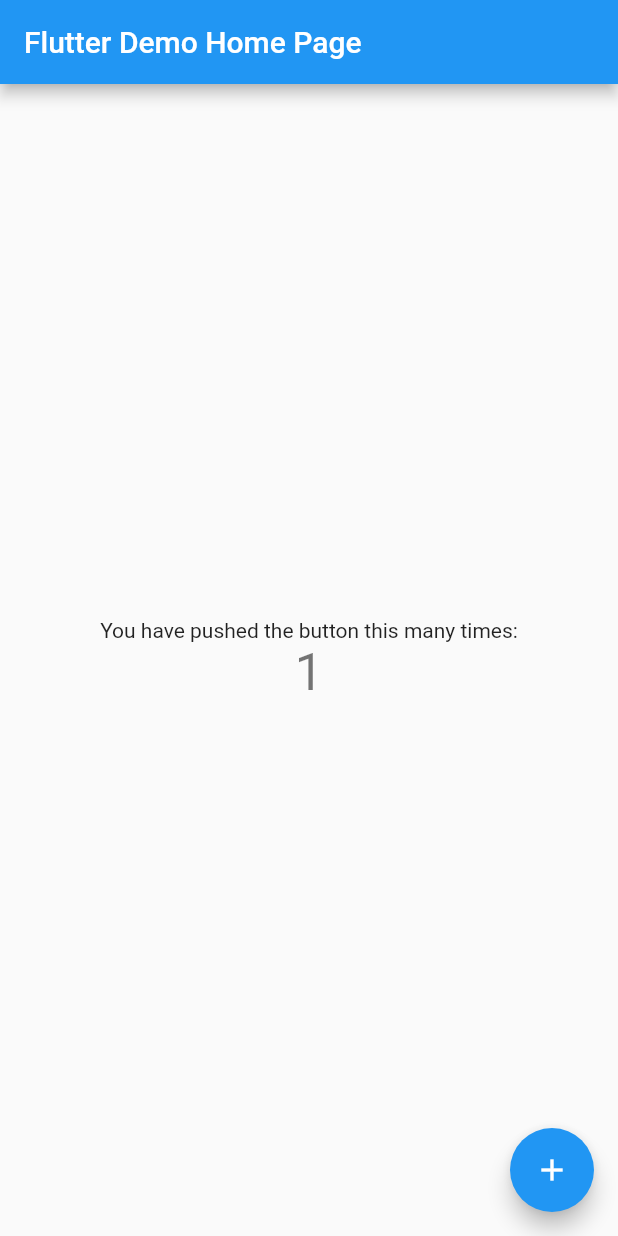
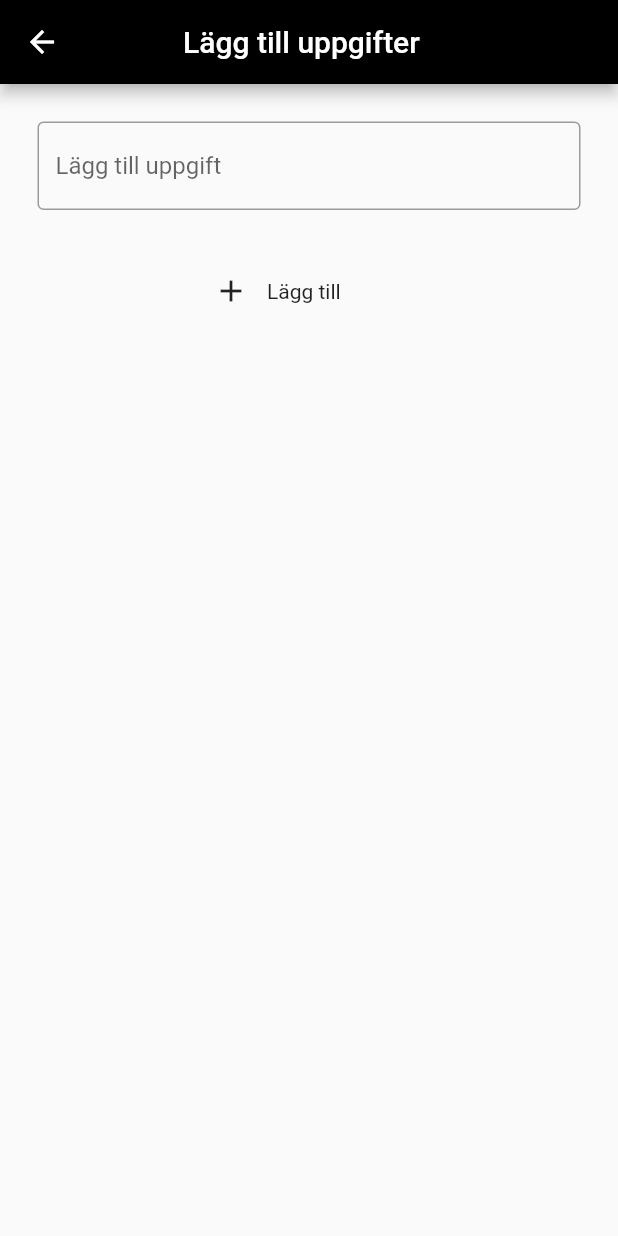
Before and after one commit to gu-tig169/gusgojal, a Flutter app: the screen it shows after launch, after a tap on the "add" icon, on a phone screen of 412 x 824 dp. Run offline on Flutter 3.47's test engine with Material 2 defaults, Android fonts, the phone set to English and light mode, and no system bars.

Commit message:
Implementerade delar för steg 1

```diff
--- a/lib/main.dart
+++ b/lib/main.dart
@@ -5,113 +5,133 @@ void main() {
 }
 
 class MyApp extends StatelessWidget {
-  // This widget is the root of your application.
   @override
   Widget build(BuildContext context) {
     return MaterialApp(
-      title: 'Flutter Demo',
-      theme: ThemeData(
-        // This is the theme of your application.
-        //
-        // Try running your application with "flutter run". You'll see the
-        // application has a blue toolbar. Then, without quitting the app, try
-        // changing the primarySwatch below to Colors.green and then invoke
-        // "hot reload" (press "r" in the console where you ran "flutter run",
-        // or simply save your changes to "hot reload" in a Flutter IDE).
-        // Notice that the counter didn't reset back to zero; the application
-        // is not restarted.
-        primarySwatch: Colors.blue,
-        // This makes the visual density adapt to the platform that you run
-        // the app on. For desktop platforms, the controls will be smaller and
-        // closer together (more dense) than on mobile platforms.
-        visualDensity: VisualDensity.adaptivePlatformDensity,
-      ),
-      home: MyHomePage(title: 'Flutter Demo Home Page'),
+      home: MainView(),
     );
   }
 }
 
-class MyHomePage extends StatefulWidget {
-  MyHomePage({Key key, this.title}) : super(key: key);
+class MainView extends StatelessWidget {
+  Widget build(BuildContext context) {
+    return Scaffold(
+      backgroundColor: Colors.white,
+      appBar: AppBar(
+        backgroundColor: Colors.black,
+        title: Center(
+            child: Padding(
+          padding: const EdgeInsets.only(left: 55.0),
+          child: Text('Alex To-Do'),
+        )),
+        actions: [
+          _dropdownMenu(),
+             ],
 
-  // This widget is the home page of your application. It is stateful, meaning
-  // that it has a State object (defined below) that contains fields that affect
-  // how it looks.
-
-  // This class is the configuration for the state. It holds the values (in this
-  // case the title) provided by the parent (in this case the App widget) and
-  // used by the build method of the State. Fields in a Widget subclass are
-  // always marked "final".
-
-  final String title;
-
-  @override
-  _MyHomePageState createState() => _MyHomePageState();
+      ),
+      body: ListView(children: [
+        _checkbox('Plugga'),
+        _checkbox('Skriva'),
+        _checkbox('Städa'),
+        _checkbox('Kolla TV'),
+        _checkbox('Sova'),
+        _checkbox('Handla mat'),
+        _checkbox('Meditera'),
+        _checkbox('Tvätta'),
+      ]),
+      floatingActionButton: FloatingActionButton(
+        child: Icon(Icons.add),
+        backgroundColor: Colors.black,
+        onPressed: () {
+          print('Knappen funkar');
+          Navigator.push(
+              context, MaterialPageRoute(builder: (context) => SecondView()));
+        },
+      ),
+    );
+  }
 }
 
-class _MyHomePageState extends State<MyHomePage> {
-  int _counter = 0;
+Widget _dropdownMenu() {
+  List<String> alt = ['All', 'Done', 'Not done'];
 
-  void _incrementCounter() {
-    setState(() {
-      // This call to setState tells the Flutter framework that something has
-      // changed in this State, which causes it to rerun the build method below
-      // so that the display can reflect the updated values. If we changed
-      // _counter without calling setState(), then the build method would not be
-      // called again, and so nothing would appear to happen.
-      _counter++;
-    });
+  return PopupMenuButton<String>(
+    icon: Icon(Icons.filter_list),
+    onSelected: altAction,
+        itemBuilder: (BuildContext context) {
+          return alt.map((String alt) {
+            return PopupMenuItem(
+              value: alt,
+              child: Text(alt),
+            );
+          }).toList();
+        }
+      );
     }
 
+    class SecondView extends StatelessWidget {
       @override
       Widget build(BuildContext context) {
-    // This method is rerun every time setState is called, for instance as done
-    // by the _incrementCounter method above.
-    //
-    // The Flutter framework has been optimized to make rerunning build methods
-    // fast, so that you can just rebuild anything that needs updating rather
-    // than having to individually change instances of widgets.
         return Scaffold(
           appBar: AppBar(
-        // Here we take the value from the MyHomePage object that was created by
-        // the App.build method, and use it to set our appbar title.
-        title: Text(widget.title),
-      ),
-      body: Center(
-        // Center is a layout widget. It takes a single child and positions it
-        // in the middle of the parent.
+              backgroundColor: Colors.black,
+              title: Padding(
+                padding: const EdgeInsets.only(left: 50.0),
+                child: Text('Lägg till uppgifter'),
+              )),
+          body: Padding(
+            padding: const EdgeInsets.all(25.0),
             child: Column(
-          // Column is also a layout widget. It takes a list of children and
-          // arranges them vertically. By default, it sizes itself to fit its
-          // children horizontally, and tries to be as tall as its parent.
-          //
-          // Invoke "debug painting" (press "p" in the console, choose the
-          // "Toggle Debug Paint" action from the Flutter Inspector in Android
-          // Studio, or the "Toggle Debug Paint" command in Visual Studio Code)
-          // to see the wireframe for each widget.
-          //
-          // Column has various properties to control how it sizes itself and
-          // how it positions its children. Here we use mainAxisAlignment to
-          // center the children vertically; the main axis here is the vertical
-          // axis because Columns are vertical (the cross axis would be
-          // horizontal).
-          mainAxisAlignment: MainAxisAlignment.center,
-          children: <Widget>[
-            Text(
-              'You have pushed the button this many times:',
-            ),
-            Text(
-              '$_counter',
-              style: Theme.of(context).textTheme.headline4,
+              children: [
+                _textField(),
+                Padding(
+                  padding: EdgeInsets.only(left: 105.0, top: 30),
+                  child: Row(children: [
+                    _plusIcon(),
+                    _textBox(),
+                  ]),
                 ),
               ],
             ),
           ),
-      floatingActionButton: FloatingActionButton(
-        onPressed: _incrementCounter,
-        tooltip: 'Increment',
-        child: Icon(Icons.add),
-      ), // This trailing comma makes auto-formatting nicer for build methods.
         );
       }
     }
+
+    Widget _textBox() {
+      return Text('Lägg till');
+    }
+
+    Widget _plusIcon() {
+      return IconButton(
+        icon: Icon(Icons.add),
+        onPressed: () {},
+      );
+    }
+
+    Widget _textField() {
+      return TextField(
+          decoration: InputDecoration(
+              hintText: 'Lägg till uppgift', border: const OutlineInputBorder()));
+    }
+
+    Widget _checkbox(String toDo) {
+      return CheckboxListTile(
+          title: Text(toDo),
+          value: false,
+          onChanged: (value) {
+            print('Hej');
+          });
+    }
+
+    void altAction(String alt) {
+      if (alt == 'All') {
+        print('You pressed: All');
+        }
+        else if(alt == 'Done') {
+          print('You pressed Done');
+        }
+        else if(alt == 'Not done') {
+          print('You pressed not done');
+        }
+}
```
Lines whose indentation alone changed are shown as unchanged.
